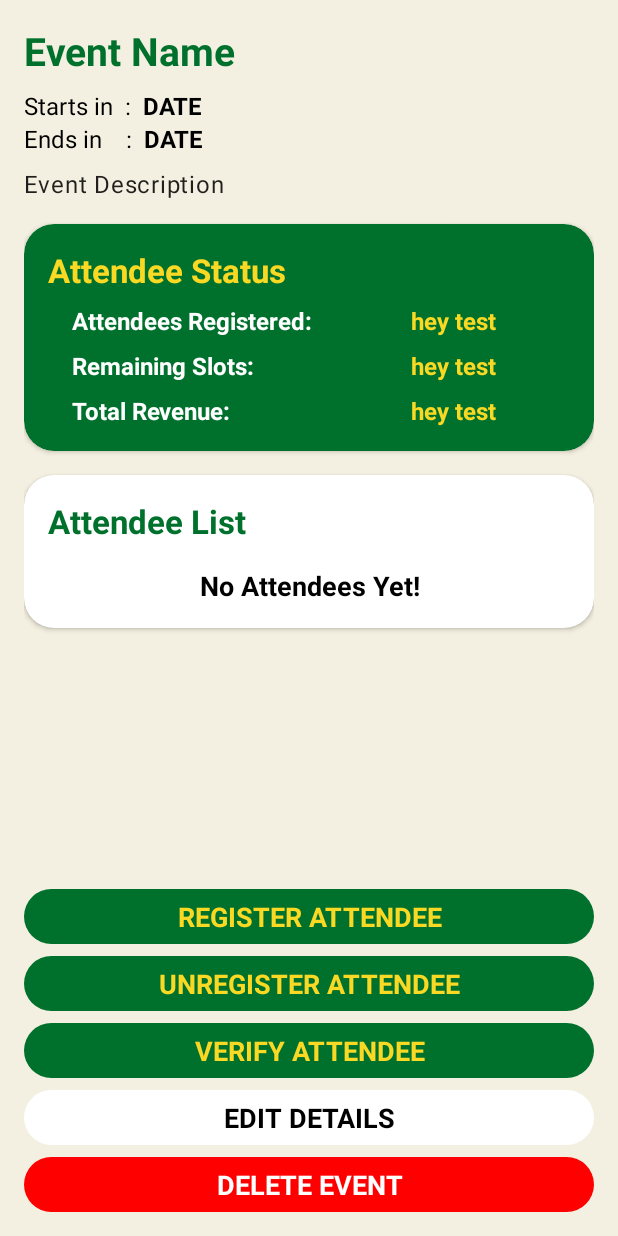
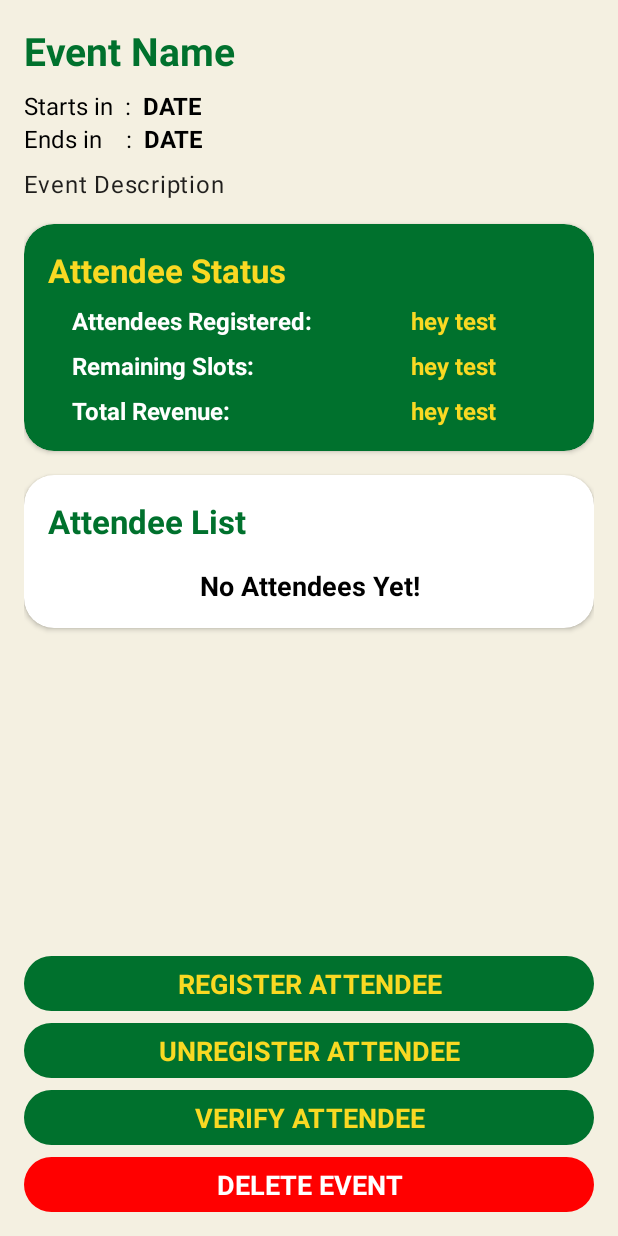
Before and after one commit to CodeJamjamzz/OOP227_CAPSTONE, an Android app: the EventDetails screen opened directly, with no data from a screen before it, on a phone screen of 412 x 824 dp. Run offline under Robolectric (Android 15) with nearby library versions, the phone set to English and light mode, and no system bars; our stand-ins replace Firebase (no records; nobody signed in at launch, a user with empty details on screens opened directly); 3 statements that could not run were skipped.

Commit message:
removed editDetails

```diff
--- a/app/src/main/res/layout/event_details.xml
+++ b/app/src/main/res/layout/event_details.xml
@@ -276,21 +276,7 @@
             android:paddingBottom="6dp"
             android:text="VERIFY ATTENDEE"
             android:textColor="@color/yellow"
-            app:layout_constraintBottom_toTopOf="@+id/eventDetails_editDetails_button"
-            tools:layout_editor_absoluteX="16dp" />
-
-        <TextView
-            android:id="@+id/eventDetails_editDetails_button"
-            style="@style/eventDetails_button"
-            android:layout_width="match_parent"
-            android:layout_height="wrap_content"
-            android:background="@drawable/white_button"
-            android:layout_marginTop="8dp"
-            android:layout_marginBottom="8dp"
-            android:paddingTop="6dp"
-            android:paddingBottom="6dp"
-            android:text="EDIT DETAILS"
-            app:layout_constraintBottom_toTopOf="@id/eventDetails_deleteEvent_button"
+            app:layout_constraintBottom_toTopOf="@+id/eventDetails_deleteEvent_button"
             tools:layout_editor_absoluteX="16dp" />
 
         <TextView
```
